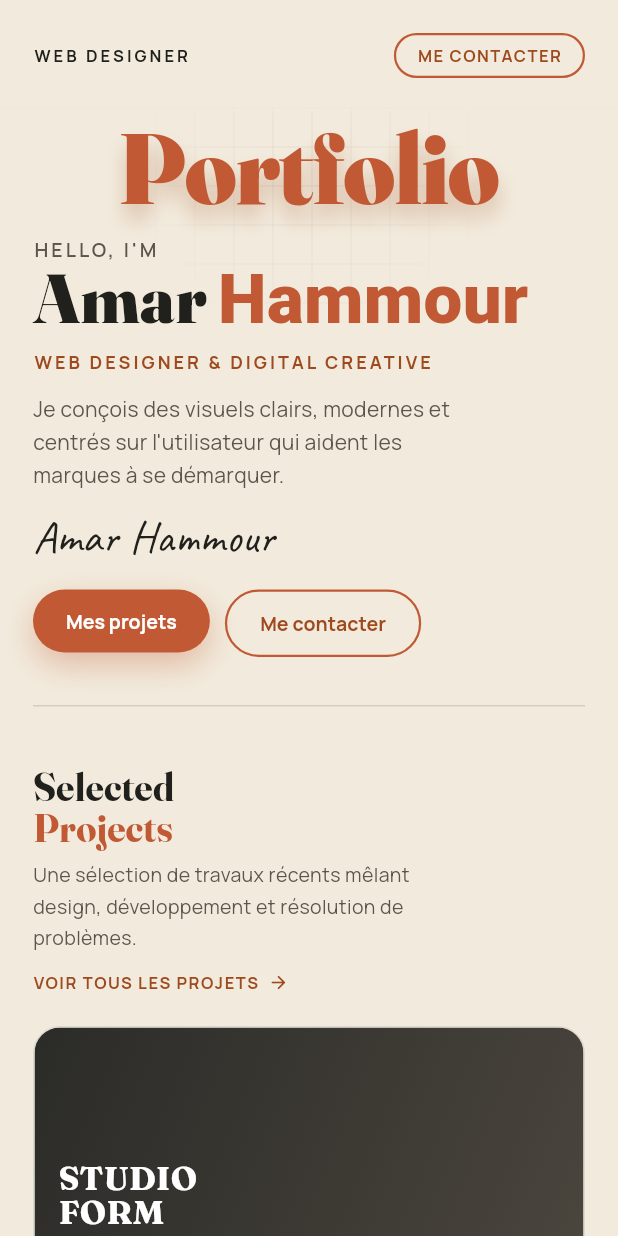
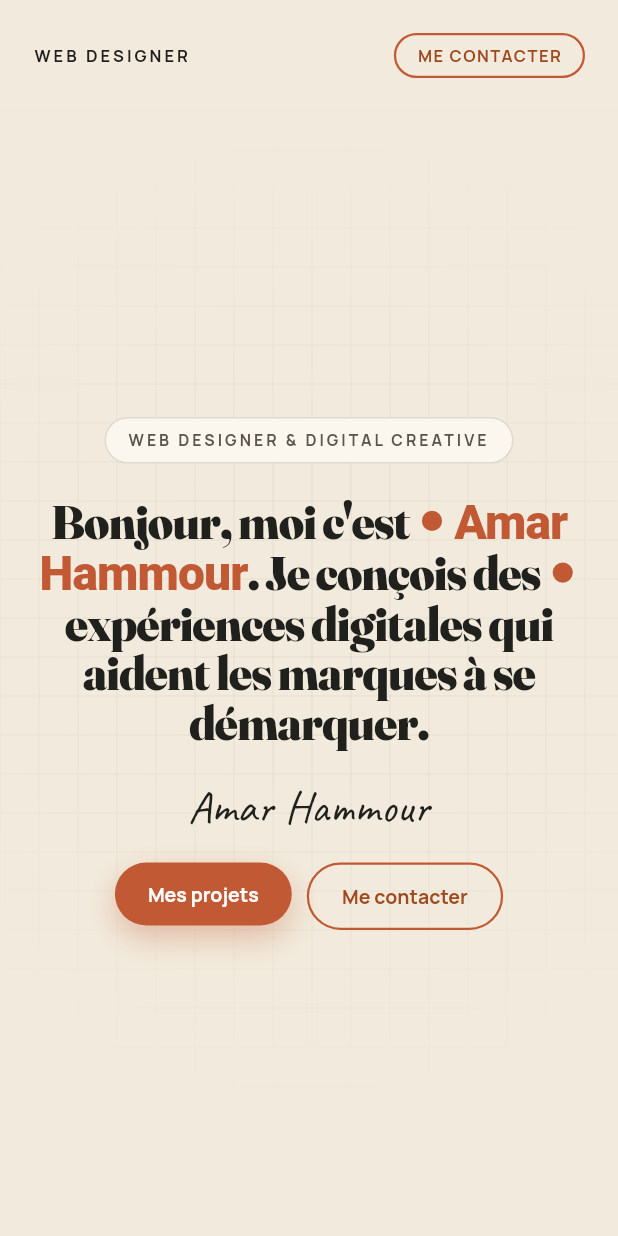
Before and after one commit to koceilaidir/portfolioamar, a Flutter app: the screen it shows after launch, on a phone screen of 412 x 824 dp. Run offline on Flutter 3.47's test engine with Material 3 defaults, Android fonts, the phone set to English and light mode, and no system bars; our stand-ins replace supabase_flutter; accounts and stored records are empty.

Commit message:
Deuxieme push

```diff
--- a/lib/core/theme/app_typography.dart
+++ b/lib/core/theme/app_typography.dart
@@ -41,31 +41,23 @@ abstract final class AppText {
     letterSpacing: 1,
   );
 
-  static TextStyle heroTitle(double fontSize) => TextStyle(
+  static TextStyle heroSentence(double fontSize) => TextStyle(
         fontFamily: AppFonts.display,
         fontWeight: FontWeight.w900,
         fontSize: fontSize,
-        height: 1,
-        letterSpacing: -1,
-        color: AppColors.terracotta,
+        height: 1.04,
+        letterSpacing: -fontSize * 0.018,
+        color: AppColors.ink,
       );
 
-  static const TextStyle hello = TextStyle(
+  static const TextStyle kicker = TextStyle(
     fontFamily: AppFonts.sans,
-    fontWeight: FontWeight.w600,
-    fontSize: 13,
+    fontWeight: FontWeight.w700,
+    fontSize: 10.5,
     height: 1.2,
     letterSpacing: 2,
     color: AppColors.inkSoft,
   );
-
-  static TextStyle name(double fontSize) => TextStyle(
-        fontFamily: AppFonts.display,
-        fontWeight: FontWeight.w900,
-        fontSize: fontSize,
-        height: 0.98,
-        color: AppColors.ink,
-      );
 
   static const TextStyle subrole = TextStyle(
     fontFamily: AppFonts.sans,
--- a/lib/data/models/portfolio_content.dart
+++ b/lib/data/models/portfolio_content.dart
@@ -10,34 +10,29 @@ Color colorFromHex(String value) {
 class ProfileInfo {
   const ProfileInfo({
     required this.role,
-    required this.heroTitle,
-    required this.greeting,
+    required this.heroSentence,
     required this.firstName,
     required this.lastName,
     required this.subrole,
-    required this.lede,
     required this.signature,
   });
 
   final String role;
-  final String heroTitle;
-  final String greeting;
+
+  final String heroSentence;
   final String firstName;
   final String lastName;
   final String subrole;
-  final String lede;
   final String signature;
 
   String get fullName => '$firstName $lastName';
 
   factory ProfileInfo.fromJson(Map<String, dynamic> json) => ProfileInfo(
         role: json['role'] as String,
-        heroTitle: json['heroTitle'] as String,
-        greeting: json['greeting'] as String,
+        heroSentence: json['heroSentence'] as String,
         firstName: json['firstName'] as String,
         lastName: json['lastName'] as String,
         subrole: json['subrole'] as String,
-        lede: json['lede'] as String,
         signature: json['signature'] as String,
       );
 }
--- a/lib/data/repositories/static_portfolio_repository.dart
+++ b/lib/data/repositories/static_portfolio_repository.dart
@@ -27,14 +27,12 @@ class StaticPortfolioRepository implements PortfolioRepository {
   static const PortfolioContent content = PortfolioContent(
     profile: ProfileInfo(
       role: 'Web Designer',
-      heroTitle: 'Portfolio',
-      greeting: "Hello, I'm",
+      heroSentence:
+          "Bonjour, moi c'est • *Amar Hammour*. Je conçois des • expériences "
+          'digitales qui aident les marques à se démarquer.',
       firstName: 'Amar',
       lastName: 'Hammour',
       subrole: 'Web Designer & Digital Creative',
-      lede:
-          "Je conçois des visuels clairs, modernes et centrés sur l'utilisateur "
-          "qui aident les marques à se démarquer.",
       signature: 'Amar Hammour',
     ),
     projectsSection: SectionCopy(
--- a/lib/data/repositories/supabase_portfolio_repository.dart
+++ b/lib/data/repositories/supabase_portfolio_repository.dart
@@ -45,12 +45,11 @@ class SupabasePortfolioRepository implements PortfolioRepository {
     return PortfolioContent(
       profile: ProfileInfo(
         role: _text(settings, 'role', _fallback.profile.role),
-        heroTitle: _text(settings, 'hero_title', _fallback.profile.heroTitle),
-        greeting: _text(settings, 'greeting', _fallback.profile.greeting),
+        heroSentence: _text(
+            settings, 'hero_sentence', _fallback.profile.heroSentence),
         firstName: _text(settings, 'first_name', _fallback.profile.firstName),
         lastName: _text(settings, 'last_name', _fallback.profile.lastName),
         subrole: _text(settings, 'subrole', _fallback.profile.subrole),
-        lede: _text(settings, 'lede', _fallback.profile.lede),
         signature: _text(settings, 'signature', _fallback.profile.signature),
       ),
       projectsSection: SectionCopy(
--- a/lib/presentation/home/sections/hero_section.dart
+++ b/lib/presentation/home/sections/hero_section.dart
@@ -6,6 +6,7 @@ import '../../../core/theme/app_colors.dart';
 import '../../../core/theme/app_typography.dart';
 import '../../../data/models/portfolio_content.dart';
 import '../../widgets/grid_fade.dart';
+import '../../widgets/hero_sentence.dart';
 import '../../widgets/pill_button.dart';
 
 class HeroSection extends StatelessWidget {
@@ -25,160 +26,70 @@ class HeroSection extends StatelessWidget {
   @override
   Widget build(BuildContext context) {
     final ScreenSize size = Breakpoints.of(context);
-    final bool isDesktop = size == ScreenSize.desktop;
+    final double fontSize =
+        responsive<double>(size, mobile: 32, tablet: 54, desktop: 74);
+    final double sentenceWidth =
+        responsive<double>(size, mobile: 560, tablet: 780, desktop: 1020);
+    final double minHeight =
+        (MediaQuery.sizeOf(context).height - topPadding).clamp(440.0, 880.0);
 
     return Padding(
       padding: EdgeInsets.only(
-        top: topPadding + responsive<double>(size, mobile: 8, tablet: 24, desktop: 36),
-        bottom: responsive<double>(size, mobile: 26, tablet: 48, desktop: 72),
+        top: topPadding,
+        bottom: responsive<double>(size, mobile: 30, tablet: 50, desktop: 70),
       ),
-      child: ContentContainer(
-        child: isDesktop ? _buildDesktop(context) : _buildCompact(context, size),
-      ),
-    );
-  }
-
-  Widget _buildCompact(BuildContext context, ScreenSize size) {
-    final double titleSize = responsive<double>(size, mobile: 66, tablet: 92);
-
-    return Stack(
-      clipBehavior: Clip.none,
+      child: Stack(
         children: <Widget>[
-        Positioned(
-          top: -10,
-          left: -Breakpoints.gutter(size),
-          right: -Breakpoints.gutter(size),
-          height: responsive<double>(size, mobile: 150, tablet: 210),
-          child: const GridFade(),
-        ),
-        Column(
-          crossAxisAlignment: CrossAxisAlignment.start,
-          children: <Widget>[
-            SizedBox(
-              width: double.infinity,
-              child: _FloatingTitle(
-                text: profile.heroTitle,
-                fontSize: titleSize,
-                textAlign: TextAlign.center,
+          Positioned.fill(
+            child: GridFade(
+              cell: responsive<double>(size, mobile: 26, tablet: 30, desktop: 34),
+              center: const Alignment(0, -0.1),
             ),
           ),
-            const SizedBox(height: 4),
-            _HeroCopy(
-              profile: profile,
-              size: size,
-              onProjects: onProjects,
-              onContact: onContact,
-            ),
-          ],
-        ),
-      ],
-    );
-  }
-
-  Widget _buildDesktop(BuildContext context) {
-    return Row(
+          ConstrainedBox(
+            constraints: BoxConstraints(minHeight: minHeight),
+            child: Center(
+              child: ContentContainer(
+                child: Reveal(
+                  offsetY: 20,
+                  child: Column(
+                    mainAxisSize: MainAxisSize.min,
                     crossAxisAlignment: CrossAxisAlignment.center,
                     children: <Widget>[
-        Expanded(
-          flex: 6,
-          child: _HeroCopy(
-            profile: profile,
-            size: ScreenSize.desktop,
-            onProjects: onProjects,
-            onContact: onContact,
+                      _Kicker(label: profile.subrole),
+                      SizedBox(
+                        height: responsive<double>(size,
+                            mobile: 22, tablet: 30, desktop: 34),
+                      ),
+                      ConstrainedBox(
+                        constraints: BoxConstraints(maxWidth: sentenceWidth),
+                        child: HeroSentence(
+                          text: profile.heroSentence,
+                          fontSize: fontSize,
                         ),
                       ),
-        const SizedBox(width: 48),
-        Expanded(
-          flex: 5,
-          child: SizedBox(
-            height: 400,
-            child: Stack(
-              alignment: Alignment.center,
-              children: <Widget>[
-                const Positioned.fill(child: GridFade(cell: 32)),
-                _FloatingTitle(
-                  text: profile.heroTitle,
-                  fontSize: 104,
+                      SizedBox(
+                        height: responsive<double>(size,
+                            mobile: 24, tablet: 30, desktop: 34),
+                      ),
+                      Text(
+                        profile.signature,
                         textAlign: TextAlign.center,
-                ),
-              ],
+                        style: AppText.signature(
+                          responsive<double>(size,
+                              mobile: 30, tablet: 34, desktop: 38),
                         ),
                       ),
+                      SizedBox(
+                        height: responsive<double>(size,
+                            mobile: 20, tablet: 24, desktop: 28),
                       ),
-      ],
-    );
-  }
-}
-
-class _HeroCopy extends StatelessWidget {
-  const _HeroCopy({
-    required this.profile,
-    required this.size,
-    required this.onProjects,
-    required this.onContact,
-  });
-
-  final ProfileInfo profile;
-  final ScreenSize size;
-  final VoidCallback onProjects;
-  final VoidCallback onContact;
-
-  @override
-  Widget build(BuildContext context) {
-    final double nameSize =
-        responsive<double>(size, mobile: 46, tablet: 62, desktop: 74);
-    final double ledeWidth =
-        responsive<double>(size, mobile: 300, tablet: 440, desktop: 460);
-
-    return Reveal(
-      offsetY: 18,
-      child: Column(
-        crossAxisAlignment: CrossAxisAlignment.start,
-        children: <Widget>[
-          const SizedBox(height: 6),
-          Text(profile.greeting.toUpperCase(), style: AppText.hello),
-          const SizedBox(height: 2),
-          Text.rich(
-            TextSpan(
-              children: <InlineSpan>[
-                TextSpan(text: '${profile.firstName} '),
-                TextSpan(
-                  text: profile.lastName,
-                  style: const TextStyle(color: AppColors.terracotta),
-                ),
-              ],
-            ),
-            style: AppText.name(nameSize),
-          ),
-          const SizedBox(height: 12),
-          Text(profile.subrole.toUpperCase(), style: AppText.subrole),
-          const SizedBox(height: 12),
-          ConstrainedBox(
-            constraints: BoxConstraints(maxWidth: ledeWidth),
-            child: Text(
-              profile.lede,
-              style: AppText.lede.copyWith(
-                fontSize: responsive<double>(size, mobile: 14, tablet: 15, desktop: 16),
-              ),
-            ),
-          ),
-          const SizedBox(height: 14),
-          Text(
-            profile.signature,
-            style: AppText.signature(
-              responsive<double>(size, mobile: 30, tablet: 34, desktop: 38),
-            ),
-          ),
-          const SizedBox(height: 18),
                       Wrap(
+                        alignment: WrapAlignment.center,
                         spacing: 10,
                         runSpacing: 10,
                         children: <Widget>[
-              PillButton(
-                label: 'Mes projets',
-                onTap: onProjects,
-              ),
+                          PillButton(label: 'Mes projets', onTap: onProjects),
                           PillButton(
                             label: 'Me contacter',
                             variant: PillVariant.ghost,
@@ -188,68 +99,34 @@ class _HeroCopy extends StatelessWidget {
                       ),
                     ],
                   ),
+                ),
+              ),
+            ),
+          ),
+        ],
+      ),
     );
   }
 }
 
-class _FloatingTitle extends StatefulWidget {
-  const _FloatingTitle({
-    required this.text,
-    required this.fontSize,
-    this.textAlign = TextAlign.center,
-  });
+class _Kicker extends StatelessWidget {
+  const _Kicker({required this.label});
 
-  final String text;
-  final double fontSize;
-  final TextAlign textAlign;
-
-  @override
-  State<_FloatingTitle> createState() => _FloatingTitleState();
-}
-
-class _FloatingTitleState extends State<_FloatingTitle>
-    with SingleTickerProviderStateMixin {
-  late final AnimationController _controller = AnimationController(
-    vsync: this,
-    duration: const Duration(milliseconds: 5000),
-  )..repeat(reverse: true);
-
-  late final Animation<double> _float = _controller.drive(
-    Tween<double>(begin: 0, end: -8)
-        .chain(CurveTween(curve: Curves.easeInOut)),
-  );
-
-  @override
-  void dispose() {
-    _controller.dispose();
-    super.dispose();
-  }
+  final String label;
 
   @override
   Widget build(BuildContext context) {
-    return AnimatedBuilder(
-      animation: _float,
-      builder: (BuildContext context, Widget? child) {
-        return Transform.translate(
-          offset: Offset(0, _float.value),
-          child: child,
-        );
-      },
-      child: FittedBox(
-        fit: BoxFit.scaleDown,
+    return Container(
+      padding: const EdgeInsets.symmetric(horizontal: 15, vertical: 8),
+      decoration: BoxDecoration(
+        color: AppColors.card,
+        border: Border.all(color: AppColors.line),
+        borderRadius: BorderRadius.circular(999),
+      ),
       child: Text(
-          widget.text,
-          textAlign: widget.textAlign,
-          style: AppText.heroTitle(widget.fontSize).copyWith(
-            shadows: const <Shadow>[
-              Shadow(
-                color: AppColors.titleGlow,
-                offset: Offset(0, 10),
-                blurRadius: 18,
-              ),
-            ],
-          ),
-        ),
+        label.toUpperCase(),
+        textAlign: TextAlign.center,
+        style: AppText.kicker,
       ),
     );
   }
--- /dev/null
+++ b/lib/presentation/widgets/hero_sentence.dart
@@ -0,0 +1,114 @@
+import 'package:flutter/material.dart';
+
+import '../../core/theme/app_colors.dart';
+import '../../core/theme/app_typography.dart';
+
+class HeroSentence extends StatelessWidget {
+  const HeroSentence({
+    super.key,
+    required this.text,
+    required this.fontSize,
+  });
+
+  final String text;
+  final double fontSize;
+
+  @override
+  Widget build(BuildContext context) {
+    final List<InlineSpan> spans = <InlineSpan>[];
+    final StringBuffer buffer = StringBuffer();
+    bool accent = false;
+    int dotIndex = 0;
+
+    void flush() {
+      if (buffer.isEmpty) return;
+      spans.add(
+        TextSpan(
+          text: buffer.toString(),
+          style: accent
+              ? const TextStyle(color: AppColors.terracotta)
+              : null,
+        ),
+      );
+      buffer.clear();
+    }
+
+    for (final int rune in text.runes) {
+      final String char = String.fromCharCode(rune);
+      if (char == '*') {
+        flush();
+        accent = !accent;
+      } else if (char == '•') {
+        flush();
+        spans.add(
+          WidgetSpan(
+            alignment: PlaceholderAlignment.middle,
+            child: _FloatingDot(size: fontSize * 0.42, index: dotIndex),
+          ),
+        );
+        dotIndex++;
+      } else {
+        buffer.write(char);
+      }
+    }
+    flush();
+
+    return Text.rich(
+      TextSpan(children: spans),
+      textAlign: TextAlign.center,
+      style: AppText.heroSentence(fontSize),
+    );
+  }
+}
+
+class _FloatingDot extends StatefulWidget {
+  const _FloatingDot({required this.size, required this.index});
+
+  final double size;
+  final int index;
+
+  @override
+  State<_FloatingDot> createState() => _FloatingDotState();
+}
+
+class _FloatingDotState extends State<_FloatingDot>
+    with SingleTickerProviderStateMixin {
+  late final AnimationController _controller = AnimationController(
+    vsync: this,
+    duration: Duration(milliseconds: 3400 + widget.index * 600),
+  )..repeat(reverse: true);
+
+  late final Animation<double> _float = _controller.drive(
+    Tween<double>(begin: 0, end: -1).chain(CurveTween(curve: Curves.easeInOut)),
+  );
+
+  @override
+  void dispose() {
+    _controller.dispose();
+    super.dispose();
+  }
+
+  @override
+  Widget build(BuildContext context) {
+    return Padding(
+      padding: EdgeInsets.symmetric(horizontal: widget.size * 0.28),
+      child: AnimatedBuilder(
+        animation: _float,
+        builder: (BuildContext context, Widget? child) {
+          return Transform.translate(
+            offset: Offset(0, _float.value * widget.size * 0.18),
+            child: child,
+          );
+        },
+        child: Container(
+          width: widget.size,
+          height: widget.size,
+          decoration: const BoxDecoration(
+            shape: BoxShape.circle,
+            color: AppColors.terracotta,
+          ),
+        ),
+      ),
+    );
+  }
+}
```
Also changed, not shown: 3 other files. Lines whose indentation alone changed are shown as unchanged.
